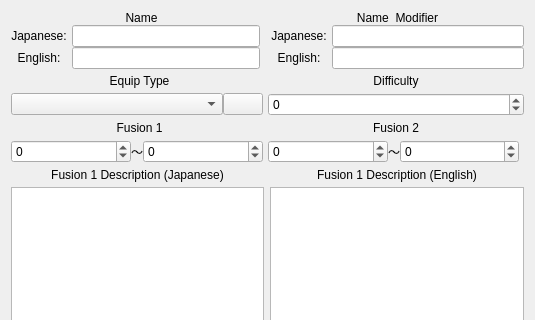
Before: the Qt Designer form client/ui/MashouView.ui in erikku/frosty, drawn with Qt 5; both pictures show x 0 to 535 and y 0 to 320 of the 535 by 518 pixel window.
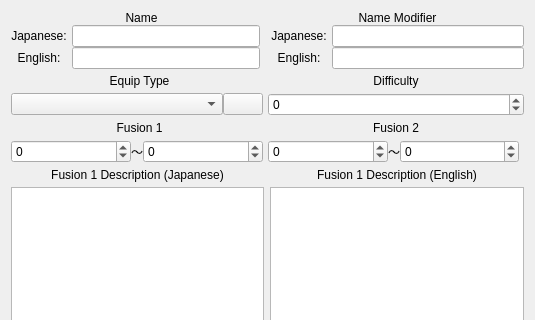
After: the same form once the commit is applied. The open tabs and pages were chosen to show the change. Custom widgets are drawn as their Qt base class.

Diff of the .ui file:
```diff
--- a/client/ui/MashouView.ui
+++ b/client/ui/MashouView.ui
@@ -525,7 +525,7 @@
               </sizepolicy>
              </property>
              <property name="text">
-              <string>Name  Modifier</string>
+              <string>Name Modifier</string>
              </property>
              <property name="alignment">
               <set>Qt::AlignCenter</set>
```
